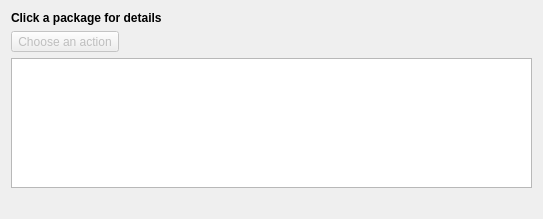
The window that src/MainTab.ui (KDE/discover) describes before a commit, drawn with Qt 5.
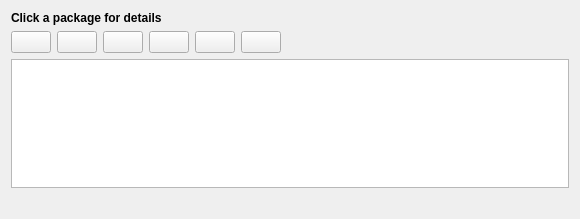
The same window after the commit. Custom widgets are drawn as their Qt base class.

Commit message: Replace the action menu with a set of pushbuttons that are shown/hidden based on package state. This improves reliability as well as usability

Diff of the .ui file:
```diff
--- a/src/MainTab.ui
+++ b/src/MainTab.ui
@@ -49,30 +49,44 @@
    <item>
     <layout class="QHBoxLayout" name="horizontalLayout_2">
      <item>
-      <widget class="QToolButton" name="actionToolButton">
-       <property name="enabled">
-        <bool>false</bool>
+      <widget class="QPushButton" name="installButton">
+       <property name="text">
+        <string/>
        </property>
-       <property name="sizePolicy">
-        <sizepolicy hsizetype="Maximum" vsizetype="Maximum">
-         <horstretch>0</horstretch>
-         <verstretch>0</verstretch>
-        </sizepolicy>
+      </widget>
+     </item>
+     <item>
+      <widget class="QPushButton" name="removeButton">
+       <property name="text">
+        <string/>
        </property>
+      </widget>
+     </item>
+     <item>
+      <widget class="QPushButton" name="upgradeButton">
        <property name="text">
-        <string>Choose an action</string>
+        <string/>
        </property>
-       <property name="popupMode">
-        <enum>QToolButton::InstantPopup</enum>
+      </widget>
+     </item>
+     <item>
+      <widget class="QPushButton" name="reinstallButton">
+       <property name="text">
+        <string/>
        </property>
-       <property name="toolButtonStyle">
-        <enum>Qt::ToolButtonTextBesideIcon</enum>
+      </widget>
+     </item>
+     <item>
+      <widget class="QPushButton" name="purgeButton">
+       <property name="text">
+        <string/>
        </property>
-       <property name="autoRaise">
-        <bool>false</bool>
-       </property>
-       <property name="arrowType">
-        <enum>Qt::NoArrow</enum>
+      </widget>
+     </item>
+     <item>
+      <widget class="QPushButton" name="cancelButton">
+       <property name="text">
+        <string/>
        </property>
       </widget>
      </item>
```
The commit also changes 3 other files.
